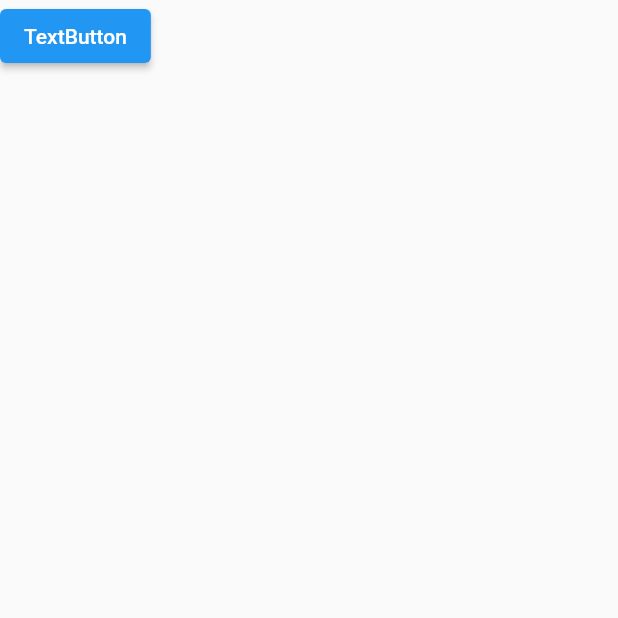
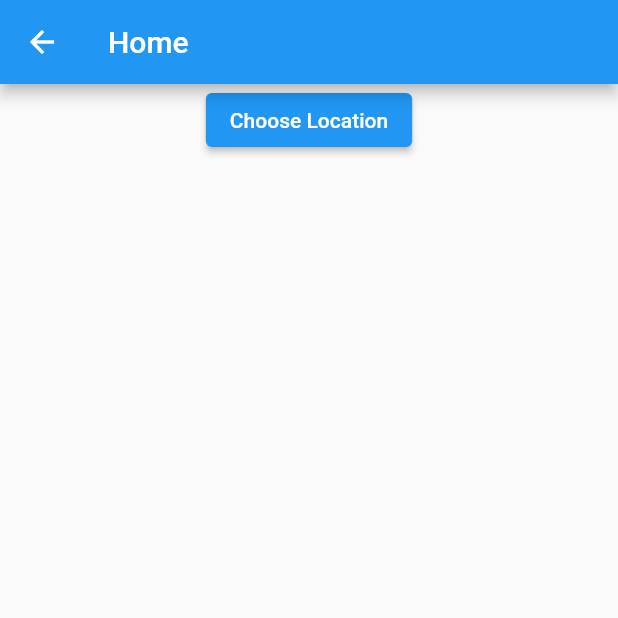
Before and after one commit to QikTech/flutter_ninja_app, a Flutter app: the screen it shows after launch, on a phone screen of 412 x 824 dp, the top half of it. Run offline on Flutter 3.47's test engine with Material 2 defaults, Android fonts, the phone set to English and light mode, and no system bars.

Commit message:
Minor Adjustments

```diff
--- a/lib/pages/choose_location.dart
+++ b/lib/pages/choose_location.dart
@@ -23,11 +23,6 @@ class _ChooseLocationState extends State<ChooseLocation> {
     });
 
     print('$username - $bio');
-
-
-
-
-
   }
   //ASYNCHRONOUS CODE
 
--- a/lib/pages/home.dart
+++ b/lib/pages/home.dart
@@ -9,16 +9,21 @@ class _HomeState extends State<Home> {
   @override
   Widget build(BuildContext context) {
     return Scaffold(
+      appBar: AppBar(
+        title: Text('Home'),
+      ),
       body: SafeArea(
         child: Column(
           children: [
-            ElevatedButton(
-              onPressed: () {
-                //ROUTING
-                Navigator.pushNamed(context, '/location');
-                //ROUTING
-              },
-              child: Text('TextButton'),
+            Center(
+              child: ElevatedButton(
+                onPressed: () {
+                  //ROUTING
+                  Navigator.pushNamed(context, '/location');
+                  //ROUTING
+                },
+                child: Text('Choose Location'),
+              ),
             ),
           ],
         ),
--- a/lib/pages/loading.dart
+++ b/lib/pages/loading.dart
@@ -13,7 +13,7 @@ class _LoadingState extends State<Loading> {
   @override
   Widget build(BuildContext context) {
     return Scaffold(
-      body: Text('Loading Screen'),
+      body: Center(child: Text('Loading Screen')),
     );
   }
 }
--- a/pubspec.yaml
+++ b/pubspec.yaml
@@ -28,6 +28,7 @@ dependencies:
   # The following adds the Cupertino Icons font to your application.
   # Use with the CupertinoIcons class for iOS style icons.
   cupertino_icons: ^1.0.2
+  http: ^0.13.3
 
 dev_dependencies:
   flutter_test:
```
Also changed, not shown: pubspec.lock.
